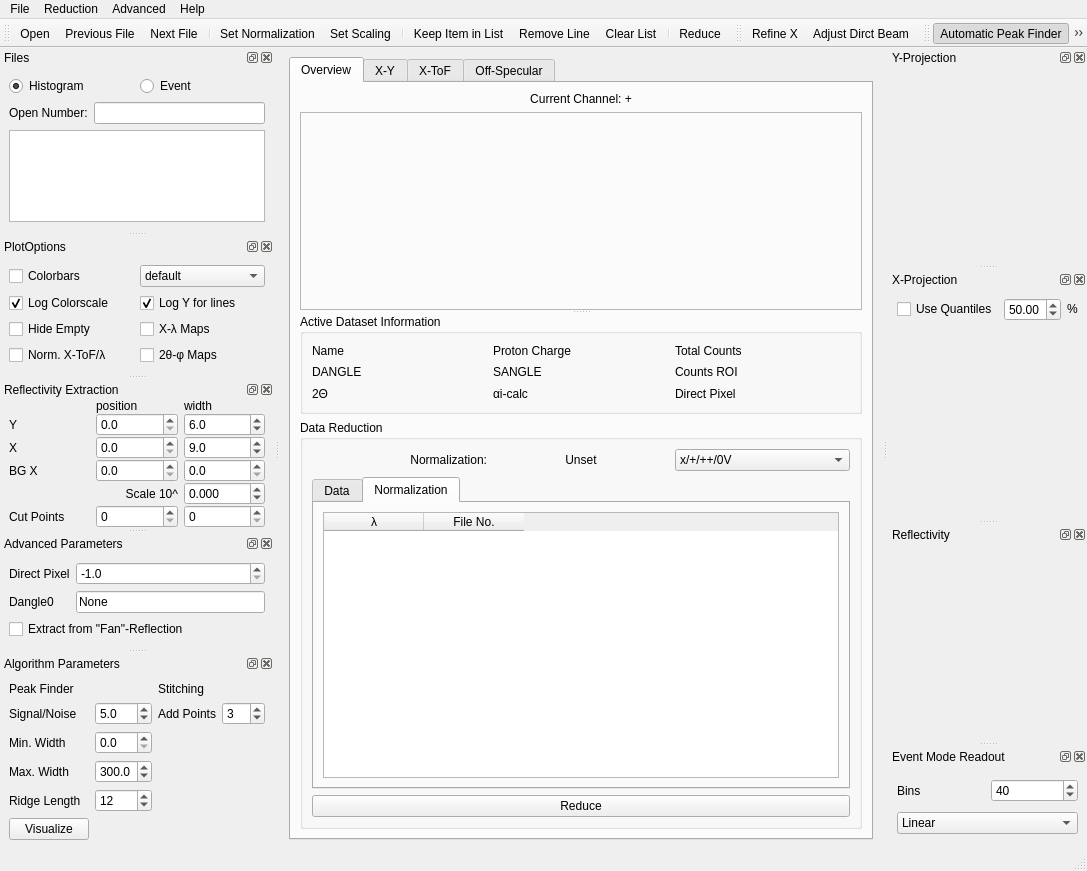
Qt form designer/main_window.ui (aglavic/quicknxs) before a commit.
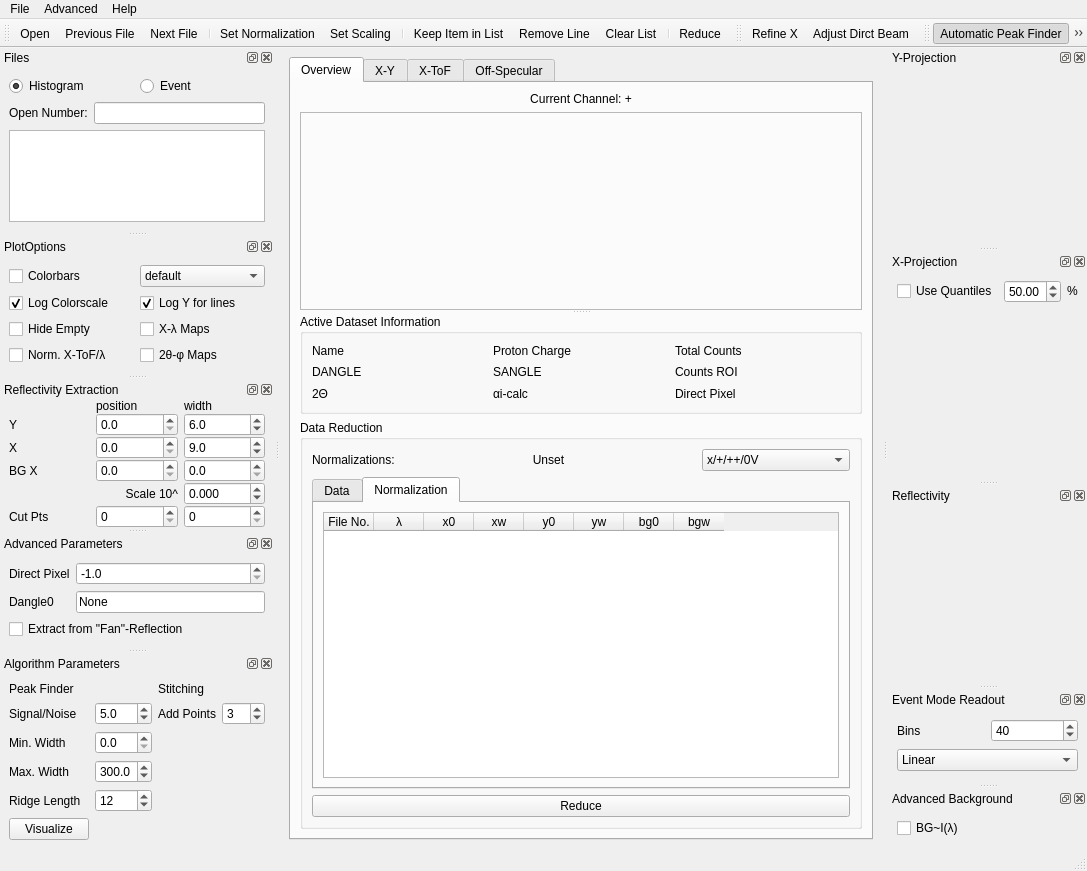
The same form after that commit. The open tabs and pages were chosen to show the change. Icons and pictures are not drawn. Custom widgets are drawn as their Qt base class.

Patch:
```diff
--- a/designer/main_window.ui
+++ b/designer/main_window.ui
@@ -336,15 +336,18 @@
                  <item>
                   <widget class="QLabel" name="label_7">
                    <property name="text">
-                    <string>Normalization:</string>
-                   </property>
-                   <property name="alignment">
-                    <set>Qt::AlignRight|Qt::AlignTrailing|Qt::AlignVCenter</set>
+                    <string>Normalizations:</string>
                    </property>
                   </widget>
                  </item>
                  <item>
                   <widget class="QLabel" name="normalizationLabel">
+                   <property name="sizePolicy">
+                    <sizepolicy hsizetype="Preferred" vsizetype="Preferred">
+                     <horstretch>2</horstretch>
+                     <verstretch>0</verstretch>
+                    </sizepolicy>
+                   </property>
                    <property name="text">
                     <string>Unset</string>
                    </property>
@@ -357,7 +360,7 @@
                   <widget class="QComboBox" name="selectedChannel">
                    <property name="sizePolicy">
                     <sizepolicy hsizetype="Preferred" vsizetype="Fixed">
-                     <horstretch>0</horstretch>
+                     <horstretch>1</horstretch>
                      <verstretch>0</verstretch>
                     </sizepolicy>
                    </property>
@@ -547,19 +550,61 @@
                   <layout class="QVBoxLayout" name="verticalLayout_17">
                    <item>
                     <widget class="QTableWidget" name="normalizeTable">
+                     <property name="editTriggers">
+                      <set>QAbstractItemView::NoEditTriggers</set>
+                     </property>
+                     <attribute name="horizontalHeaderDefaultSectionSize">
+                      <number>50</number>
+                     </attribute>
+                     <attribute name="horizontalHeaderMinimumSectionSize">
+                      <number>25</number>
+                     </attribute>
                      <attribute name="verticalHeaderVisible">
                       <bool>false</bool>
                      </attribute>
-                     <column>
-                      <property name="text">
-                       <string>λ</string>
-                      </property>
-                     </column>
+                     <attribute name="verticalHeaderDefaultSectionSize">
+                      <number>20</number>
+                     </attribute>
                      <column>
                       <property name="text">
                        <string>File No.</string>
                       </property>
                      </column>
+                     <column>
+                      <property name="text">
+                       <string>λ</string>
+                      </property>
+                     </column>
+                     <column>
+                      <property name="text">
+                       <string>x0</string>
+                      </property>
+                     </column>
+                     <column>
+                      <property name="text">
+                       <string>xw</string>
+                      </property>
+                     </column>
+                     <column>
+                      <property name="text">
+                       <string>y0</string>
+                      </property>
+                     </column>
+                     <column>
+                      <property name="text">
+                       <string>yw</string>
+                      </property>
+                     </column>
+                     <column>
+                      <property name="text">
+                       <string>bg0</string>
+                      </property>
+                     </column>
+                     <column>
+                      <property name="text">
+                       <string>bgw</string>
+                      </property>
+                     </column>
                     </widget>
                    </item>
                   </layout>
@@ -901,13 +946,6 @@
     <addaction name="actionOpen"/>
     <addaction name="actionNext_File"/>
     <addaction name="actionPrevious_File"/>
-   </widget>
-   <widget class="QMenu" name="menuReduce">
-    <property name="title">
-     <string>Reduction</string>
-    </property>
-    <addaction name="actionNorm"/>
-    <addaction name="actionNormalizeScaling"/>
     <addaction name="separator"/>
     <addaction name="actionAddPlot"/>
     <addaction name="actionRemove"/>
@@ -934,7 +972,6 @@
     <addaction name="actionAbout"/>
    </widget>
    <addaction name="menuFile"/>
-   <addaction name="menuReduce"/>
    <addaction name="menuAdvanced"/>
    <addaction name="menuHelp"/>
   </widget>
@@ -1394,7 +1431,7 @@
      <item row="8" column="0">
       <widget class="QLabel" name="label_20">
        <property name="text">
-        <string>Cut Points</string>
+        <string>Cut Pts</string>
        </property>
       </widget>
      </item>
@@ -1729,6 +1766,25 @@
     </layout>
    </widget>
   </widget>
+  <widget class="QDockWidget" name="dockWidget_10">
+   <property name="windowTitle">
+    <string>Advanced Background</string>
+   </property>
+   <attribute name="dockWidgetArea">
+    <number>2</number>
+   </attribute>
+   <widget class="QWidget" name="dockWidgetContents_10">
+    <layout class="QVBoxLayout" name="verticalLayout_5">
+     <item>
+      <widget class="QCheckBox" name="bgToFConstant">
+       <property name="text">
+        <string>BG~I(λ)</string>
+       </property>
+      </widget>
+     </item>
+    </layout>
+   </widget>
+  </widget>
   <action name="actionOpen">
    <property name="icon">
     <iconset theme="document-open">
```
Left out of the diff: 126 changed lines with no effect on the pictures.
